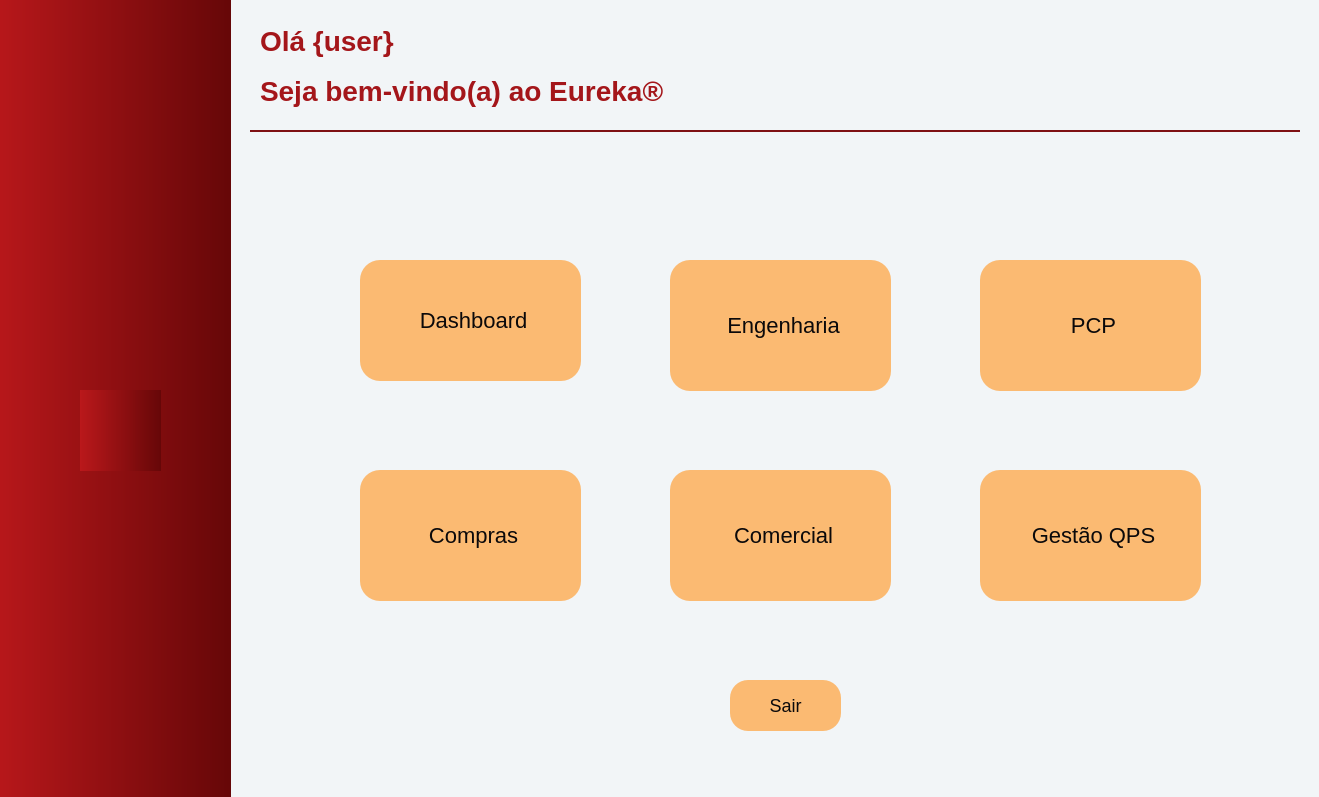
The window that src/qt/ui/home_window.ui (eliezermoraesss/eureka_app_pyqt5_project_v2) describes before a commit, drawn with Qt 5.
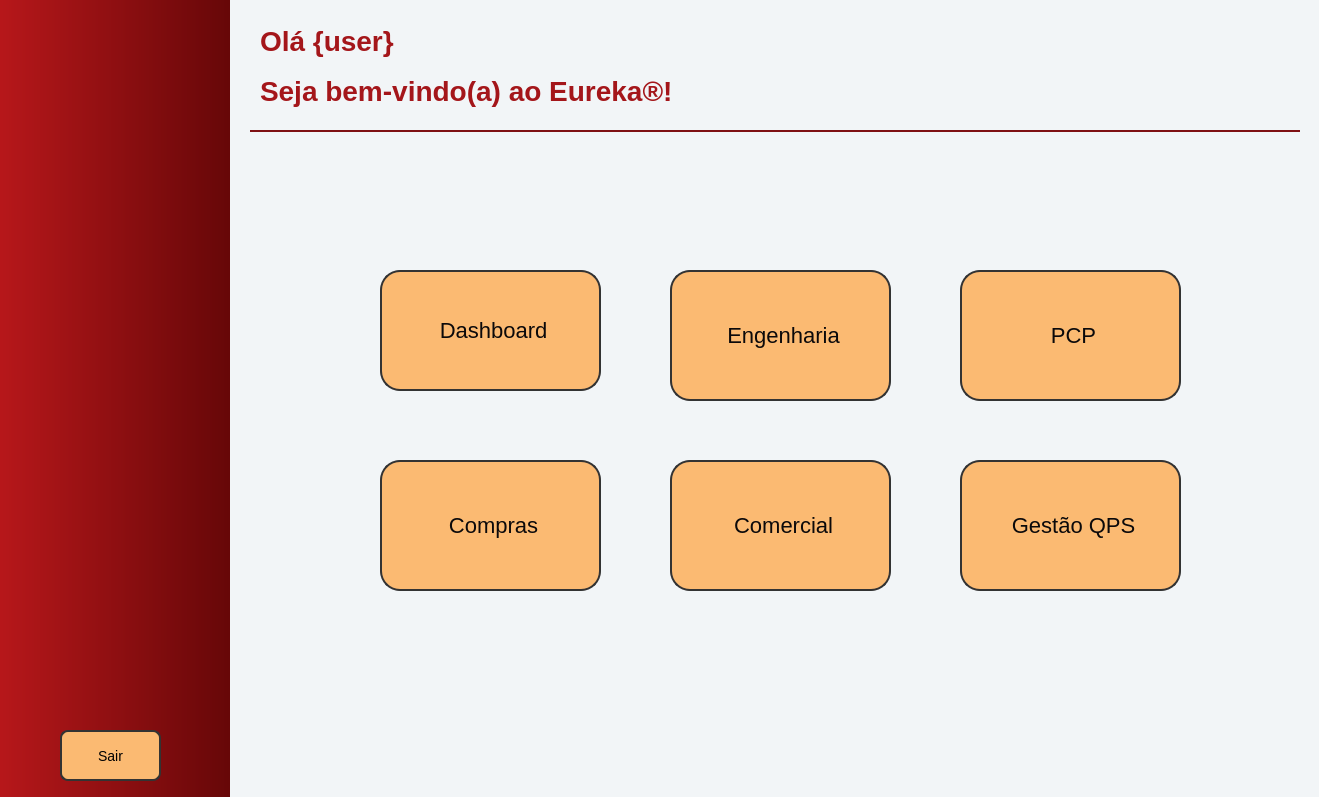
The same window after the commit. Icons and pictures are not drawn.

Patch:
```diff
--- a/src/qt/ui/home_window.ui
+++ b/src/qt/ui/home_window.ui
@@ -49,6 +49,7 @@
 
 QPushButton {
     background-color: #fbba72;
+	border: 2px solid #333;
     border-radius: 20px;
     font-size: 22px;
     font-weight: regular;
@@ -56,7 +57,7 @@
 
 QPushButton:hover {
     background-color: #a4161a;
-    border: 2px solid #333;
+	border: none;
     color: #EEEEEE;
 	font-weight: bold;
   	font-size: 23px;
@@ -71,8 +72,8 @@
     <widget class="QPushButton" name="btn_dashboard">
      <property name="geometry">
       <rect>
-       <x>130</x>
-       <y>260</y>
+       <x>150</x>
+       <y>270</y>
        <width>221</width>
        <height>121</height>
       </rect>
@@ -85,6 +86,7 @@
      </property>
      <property name="font">
       <font>
+       <family>Segoe UI</family>
        <pointsize>-1</pointsize>
       </font>
      </property>
@@ -112,7 +114,7 @@
      <property name="geometry">
       <rect>
        <x>440</x>
-       <y>260</y>
+       <y>270</y>
        <width>221</width>
        <height>131</height>
       </rect>
@@ -125,6 +127,7 @@
      </property>
      <property name="font">
       <font>
+       <family>Segoe UI</family>
        <pointsize>-1</pointsize>
       </font>
      </property>
@@ -148,8 +151,8 @@
     <widget class="QPushButton" name="btn_pcp">
      <property name="geometry">
       <rect>
-       <x>750</x>
-       <y>260</y>
+       <x>730</x>
+       <y>270</y>
        <width>221</width>
        <height>131</height>
       </rect>
@@ -162,6 +165,7 @@
      </property>
      <property name="font">
       <font>
+       <family>Segoe UI</family>
        <pointsize>-1</pointsize>
       </font>
      </property>
@@ -185,8 +189,8 @@
     <widget class="QPushButton" name="btn_compras">
      <property name="geometry">
       <rect>
-       <x>130</x>
-       <y>470</y>
+       <x>150</x>
+       <y>460</y>
        <width>221</width>
        <height>131</height>
       </rect>
@@ -199,6 +203,7 @@
      </property>
      <property name="font">
       <font>
+       <family>Segoe UI</family>
        <pointsize>-1</pointsize>
       </font>
      </property>
@@ -223,7 +228,7 @@
      <property name="geometry">
       <rect>
        <x>440</x>
-       <y>470</y>
+       <y>460</y>
        <width>221</width>
        <height>131</height>
       </rect>
@@ -236,6 +241,7 @@
      </property>
      <property name="font">
       <font>
+       <family>Segoe UI</family>
        <pointsize>-1</pointsize>
       </font>
      </property>
@@ -259,8 +265,8 @@
     <widget class="QPushButton" name="btn_qps">
      <property name="geometry">
       <rect>
-       <x>750</x>
-       <y>470</y>
+       <x>730</x>
+       <y>460</y>
        <width>221</width>
        <height>131</height>
       </rect>
@@ -273,6 +279,7 @@
      </property>
      <property name="font">
       <font>
+       <family>Segoe UI</family>
        <pointsize>-1</pointsize>
       </font>
      </property>
@@ -307,6 +314,7 @@
      </property>
      <property name="font">
       <font>
+       <family>Segoe UI</family>
        <pointsize>-1</pointsize>
        <weight>75</weight>
        <bold>true</bold>
@@ -322,7 +330,7 @@
 }</string>
      </property>
      <property name="text">
-      <string>Seja bem-vindo(a) ao Eureka®</string>
+      <string>Seja bem-vindo(a) ao Eureka®!</string>
      </property>
     </widget>
     <widget class="QFrame" name="frame">
@@ -357,6 +365,7 @@
      </property>
      <property name="font">
       <font>
+       <family>Segoe UI</family>
        <pointsize>-1</pointsize>
        <weight>75</weight>
        <bold>true</bold>
@@ -375,56 +384,23 @@
       <string>Olá {user}</string>
      </property>
     </widget>
-    <widget class="QPushButton" name="btn_logout">
+    <widget class="QLabel" name="logo_enaplic">
      <property name="geometry">
       <rect>
-       <x>500</x>
-       <y>680</y>
-       <width>111</width>
-       <height>51</height>
+       <x>980</x>
+       <y>690</y>
+       <width>81</width>
+       <height>81</height>
       </rect>
      </property>
-     <property name="minimumSize">
-      <size>
-       <width>0</width>
-       <height>41</height>
-      </size>
-     </property>
-     <property name="font">
-      <font>
-       <pointsize>-1</pointsize>
-      </font>
-     </property>
-     <property name="styleSheet">
-      <string notr="true">QPushButton {
-    background-color: #fbba72;
-    border: 2px;
-    border-radius: 18px;
-    font-size: 18px;
-    font-weight: regular;
-}
-
-QPushButton:hover {
-    background-color: #a4161a;
-    border: 2px solid #333;
-    color: #EEEEEE;
-	font-weight: bold;
-  	font-size: 23px;
-}
-</string>
-     </property>
      <property name="text">
-      <string>Sair</string>
+      <string/>
      </property>
-     <property name="icon">
-      <iconset resource="../static/resource.qrc">
-       <normaloff>:/icon/icon/sair.png</normaloff>:/icon/icon/sair.png</iconset>
+     <property name="pixmap">
+      <pixmap resource="../static/resource.qrc">:/image/image/LOGO.jpeg</pixmap>
      </property>
-     <property name="iconSize">
-      <size>
-       <width>32</width>
-       <height>32</height>
-      </size>
+     <property name="scaledContents">
+      <bool>true</bool>
      </property>
     </widget>
     <zorder>btn_qps</zorder>
@@ -436,7 +412,7 @@
     <zorder>welcome_label</zorder>
     <zorder>frame</zorder>
     <zorder>user_label</zorder>
-    <zorder>btn_logout</zorder>
+    <zorder>logo_enaplic</zorder>
    </widget>
    <widget class="QWidget" name="sidebar_enaplic" native="true">
     <property name="geometry">
@@ -452,26 +428,86 @@
 background-color: qlineargradient(spread:pad, x1:0, y1:0, x2:1, y2:0, stop:0 rgba(186, 24, 27, 255), stop:1 rgba(102, 7, 8, 255));
 }</string>
     </property>
-    <widget class="QLabel" name="logo_enaplic">
+    <widget class="QPushButton" name="btn_logout">
      <property name="geometry">
       <rect>
-       <x>90</x>
-       <y>390</y>
-       <width>81</width>
-       <height>81</height>
+       <x>70</x>
+       <y>730</y>
+       <width>101</width>
+       <height>51</height>
       </rect>
+     </property>
+     <property name="minimumSize">
+      <size>
+       <width>0</width>
+       <height>41</height>
+      </size>
+     </property>
+     <property name="font">
+      <font>
+       <pointsize>-1</pointsize>
+      </font>
+     </property>
+     <property name="styleSheet">
+      <string notr="true">QPushButton {
+    background-color: #fbba72;
+	border: 2px solid #333;
+    border-radius: 8px;
+    font-size: 14px;
+    font-weight: regular;
+}
+
+QPushButton:hover {
+    background-color: #EEEEEE;
+    border: none;
+	font-weight: regular;
+  	font-size: 14px;
+}
+</string>
+     </property>
+     <property name="text">
+      <string>Sair</string>
+     </property>
+     <property name="icon">
+      <iconset resource="../static/resource.qrc">
+       <normaloff>:/icon/icon/sair.png</normaloff>:/icon/icon/sair.png</iconset>
+     </property>
+     <property name="iconSize">
+      <size>
+       <width>32</width>
+       <height>32</height>
+      </size>
+     </property>
+    </widget>
+    <widget class="QLabel" name="label">
+     <property name="geometry">
+      <rect>
+       <x>60</x>
+       <y>10</y>
+       <width>131</width>
+       <height>131</height>
+      </rect>
+     </property>
+     <property name="styleSheet">
+      <string notr="true">QLabel {
+	background-color: transparent;
+}</string>
      </property>
      <property name="text">
       <string/>
      </property>
      <property name="pixmap">
-      <pixmap resource="../static/resource.qrc">:/image/image/LOGO.jpeg</pixmap>
+      <pixmap resource="../static/resource.qrc">:/image/image/user_photo.png</pixmap>
      </property>
      <property name="scaledContents">
       <bool>true</bool>
      </property>
     </widget>
+    <zorder>label</zorder>
+    <zorder>btn_logout</zorder>
    </widget>
+   <zorder>sidebar_enaplic</zorder>
+   <zorder>widget</zorder>
   </widget>
  </widget>
  <resources>
```
